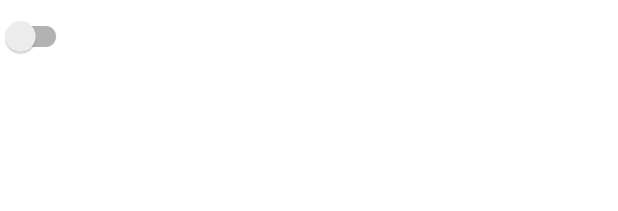
After one commit to niemczyk13/ReliableAlarmV1.0, an Android app: the layout alarm_list_item.xml on its own in the app's theme, with its tools: preview values and no code run, on a phone screen of 412 x 824 dp. The commit adds this screen. Shown: the top 211 px of the screen. Run offline under Robolectric (Android 15) with nearby library versions, the phone set to English and light mode, and no system bars.

Commit message:
AlarmListAdapter added

```diff
--- a/alarmSoundView/src/main/java/com/example/alarmsoundview/activity/sound/personal/MusicListAdapter.java
+++ b/alarmSoundView/src/main/java/com/example/alarmsoundview/activity/sound/personal/MusicListAdapter.java
@@ -3,7 +3,6 @@ package com.example.alarmsoundview.activity.sound.personal;
 import android.annotation.SuppressLint;
 import android.content.Context;
 import android.database.Cursor;
-import android.os.Build;
 import android.provider.BaseColumns;
 import android.provider.MediaStore;
 import android.view.LayoutInflater;
@@ -14,8 +13,6 @@ import android.widget.Filter;
 import android.widget.Filterable;
 import android.widget.ImageButton;
 import android.widget.TextView;
-
-import androidx.annotation.RequiresApi;
 
 import com.example.alarmsoundview.R;
 
--- a/app/src/main/java/com/niemiec/reliablealarmv10/database/alarm/AlarmDataBase.java
+++ b/app/src/main/java/com/niemiec/reliablealarmv10/database/alarm/AlarmDataBase.java
@@ -4,6 +4,8 @@ import android.content.Context;
 
 import com.niemiec.reliablealarmv10.model.basic.BasicAlarm;
 import com.niemiec.reliablealarmv10.model.custom.Alarm;
+
+import java.util.List;
 
 import androidx.room.Room;
 
@@ -38,4 +40,7 @@ public class AlarmDataBase {
         dataBaseModel.alarmDAO().updateAlarm(alarm);
     }
 
+    public static List<Alarm> getAllAlarms() {
+        return dataBaseModel.alarmDAO().getAll();
+    }
 }
--- a/app/src/main/res/layout/activity_main.xml
+++ b/app/src/main/res/layout/activity_main.xml
@@ -16,6 +16,7 @@
         app:layout_constraintRight_toRightOf="parent">
 
         <ImageButton
+            android:id="@+id/bin_image_button"
             android:layout_width="wrap_content"
             android:layout_height="wrap_content"
             android:background="@drawable/ic_baseline_delete_24"/>
--- /dev/null
+++ b/app/src/main/res/layout/alarm_list_item.xml
@@ -0,0 +1,32 @@
+<?xml version="1.0" encoding="utf-8"?>
+<LinearLayout
+    xmlns:android="http://schemas.android.com/apk/res/android"
+    xmlns:tools="http://schemas.android.com/tools"
+    android:layout_width="match_parent"
+    android:layout_height="wrap_content">
+
+    <ImageView
+        android:id="@+id/radio_button_circle_image_view"
+        android:layout_width="wrap_content"
+        android:layout_height="wrap_content"
+        />
+
+    <TextView
+        android:id="@+id/alarm_time_text_view"
+        android:layout_width="wrap_content"
+        android:layout_height="wrap_content"
+        />
+
+    <TextView
+        android:id="@+id/alarm_date_text_view"
+        android:layout_width="wrap_content"
+        android:layout_height="wrap_content"
+        />
+
+    <androidx.appcompat.widget.SwitchCompat
+        android:id="@+id/alarm_is_active_switch"
+        android:layout_width="wrap_content"
+        android:layout_height="wrap_content"
+        tools:ignore="UseSwitchCompatOrMaterialXml" />
+
+</LinearLayout>
```
Also changed, not shown: app/src/main/java/com/niemiec/reliablealarmv10/activity/main/MainActivity.java (+12 -0 lines), app/src/main/java/com/niemiec/reliablealarmv10/activity/main/alarm/list/AlarmListAdapter.java (added, +54 -0 lines), app/src/main/res/drawable/ic_baseline_radio_button_checked_24.xml (added, +10 -0 lines), app/src/main/res/drawable/ic_baseline_radio_button_unchecked_24.xml (added, +10 -0 lines).
